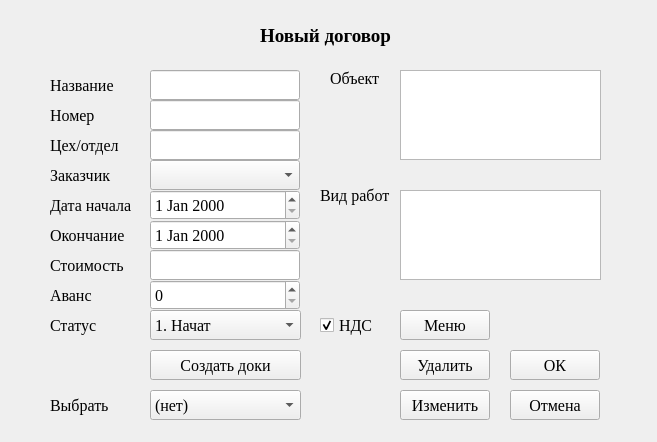
Qt form my_helper/my_helper/designer_ui/new_contract.ui (SmolPO/vertical) before a commit.
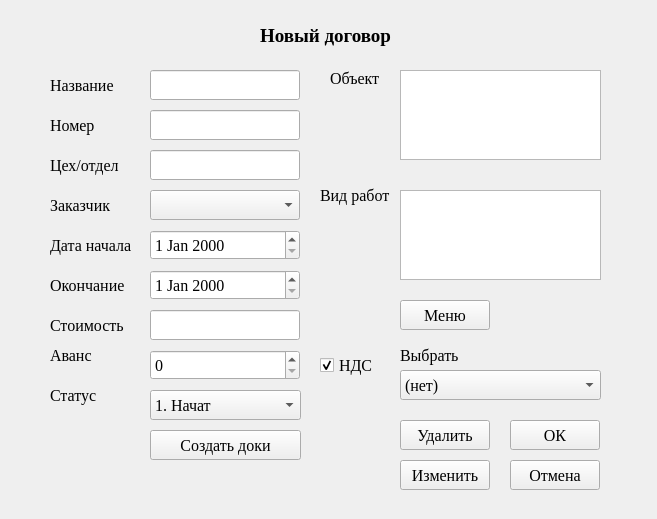
The same form after that commit.

```diff
--- a/my_helper/my_helper/designer_ui/new_contract.ui
+++ b/my_helper/my_helper/designer_ui/new_contract.ui
@@ -10,7 +10,7 @@
     <x>0</x>
     <y>0</y>
     <width>657</width>
-    <height>442</height>
+    <height>519</height>
    </rect>
   </property>
   <property name="windowTitle">
@@ -75,7 +75,7 @@
    <property name="geometry">
     <rect>
      <x>50</x>
-     <y>160</y>
+     <y>190</y>
      <width>81</width>
      <height>30</height>
     </rect>
@@ -164,7 +164,7 @@
    <property name="geometry">
     <rect>
      <x>150</x>
-     <y>130</y>
+     <y>150</y>
      <width>150</width>
      <height>30</height>
     </rect>
@@ -180,7 +180,7 @@
    <property name="geometry">
     <rect>
      <x>50</x>
-     <y>130</y>
+     <y>150</y>
      <width>91</width>
      <height>30</height>
     </rect>
@@ -199,7 +199,7 @@
    <property name="geometry">
     <rect>
      <x>510</x>
-     <y>390</y>
+     <y>460</y>
      <width>90</width>
      <height>30</height>
     </rect>
@@ -218,7 +218,7 @@
    <property name="geometry">
     <rect>
      <x>510</x>
-     <y>350</y>
+     <y>420</y>
      <width>90</width>
      <height>30</height>
     </rect>
@@ -237,7 +237,7 @@
    <property name="geometry">
     <rect>
      <x>150</x>
-     <y>100</y>
+     <y>110</y>
      <width>150</width>
      <height>30</height>
     </rect>
@@ -253,7 +253,7 @@
    <property name="geometry">
     <rect>
      <x>50</x>
-     <y>100</y>
+     <y>110</y>
      <width>101</width>
      <height>30</height>
     </rect>
@@ -272,7 +272,7 @@
    <property name="geometry">
     <rect>
      <x>150</x>
-     <y>190</y>
+     <y>230</y>
      <width>150</width>
      <height>30</height>
     </rect>
@@ -288,7 +288,7 @@
    <property name="geometry">
     <rect>
      <x>50</x>
-     <y>190</y>
+     <y>230</y>
      <width>101</width>
      <height>30</height>
     </rect>
@@ -306,9 +306,9 @@
   <widget class="QComboBox" name="cb_select">
    <property name="geometry">
     <rect>
-     <x>150</x>
-     <y>390</y>
-     <width>151</width>
+     <x>400</x>
+     <y>370</y>
+     <width>201</width>
      <height>30</height>
     </rect>
    </property>
@@ -327,8 +327,8 @@
   <widget class="QLabel" name="label_10">
    <property name="geometry">
     <rect>
-     <x>50</x>
-     <y>390</y>
+     <x>400</x>
+     <y>340</y>
      <width>81</width>
      <height>30</height>
     </rect>
@@ -347,7 +347,7 @@
    <property name="geometry">
     <rect>
      <x>150</x>
-     <y>160</y>
+     <y>190</y>
      <width>150</width>
      <height>30</height>
     </rect>
@@ -363,7 +363,7 @@
    <property name="geometry">
     <rect>
      <x>400</x>
-     <y>390</y>
+     <y>460</y>
      <width>90</width>
      <height>30</height>
     </rect>
@@ -382,7 +382,7 @@
    <property name="geometry">
     <rect>
      <x>400</x>
-     <y>350</y>
+     <y>420</y>
      <width>90</width>
      <height>30</height>
     </rect>
@@ -401,7 +401,7 @@
    <property name="geometry">
     <rect>
      <x>150</x>
-     <y>220</y>
+     <y>270</y>
      <width>150</width>
      <height>30</height>
     </rect>
@@ -417,7 +417,7 @@
    <property name="geometry">
     <rect>
      <x>150</x>
-     <y>250</y>
+     <y>310</y>
      <width>150</width>
      <height>30</height>
     </rect>
@@ -433,7 +433,7 @@
    <property name="geometry">
     <rect>
      <x>50</x>
-     <y>220</y>
+     <y>270</y>
      <width>101</width>
      <height>30</height>
     </rect>
@@ -452,7 +452,7 @@
    <property name="geometry">
     <rect>
      <x>50</x>
-     <y>250</y>
+     <y>310</y>
      <width>101</width>
      <height>30</height>
     </rect>
@@ -471,7 +471,7 @@
    <property name="geometry">
     <rect>
      <x>320</x>
-     <y>310</y>
+     <y>350</y>
      <width>76</width>
      <height>30</height>
     </rect>
@@ -496,7 +496,7 @@
    <property name="geometry">
     <rect>
      <x>150</x>
-     <y>280</y>
+     <y>350</y>
      <width>150</width>
      <height>30</height>
     </rect>
@@ -512,7 +512,7 @@
    <property name="geometry">
     <rect>
      <x>50</x>
-     <y>280</y>
+     <y>340</y>
      <width>49</width>
      <height>30</height>
     </rect>
@@ -531,7 +531,7 @@
    <property name="geometry">
     <rect>
      <x>150</x>
-     <y>310</y>
+     <y>390</y>
      <width>151</width>
      <height>30</height>
     </rect>
@@ -557,7 +557,7 @@
    <property name="geometry">
     <rect>
      <x>50</x>
-     <y>310</y>
+     <y>380</y>
      <width>49</width>
      <height>30</height>
     </rect>
@@ -576,7 +576,7 @@
    <property name="geometry">
     <rect>
      <x>150</x>
-     <y>350</y>
+     <y>430</y>
      <width>151</width>
      <height>30</height>
     </rect>
@@ -595,7 +595,7 @@
    <property name="geometry">
     <rect>
      <x>400</x>
-     <y>310</y>
+     <y>300</y>
      <width>90</width>
      <height>30</height>
     </rect>
```
